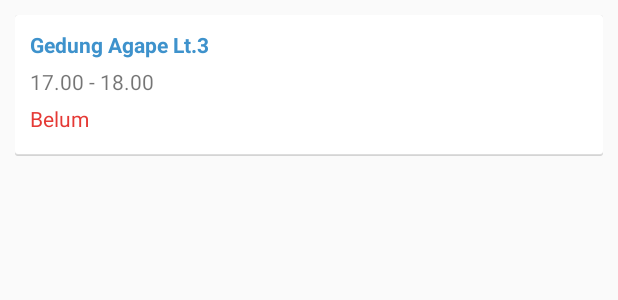
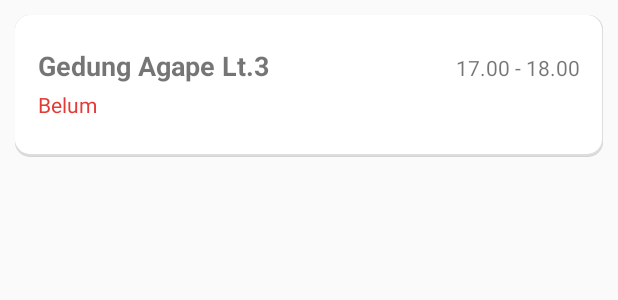
Before and after one commit to Ordinal43/patrol-system-app, an Android app: the layout item_schedule.xml on its own in the app's theme, with its tools: preview values and no code run, on a phone screen of 412 x 824 dp. Shown: the top 300 px of the screen. Run offline under Robolectric (Android 15) with nearby library versions, the phone set to English and light mode, and no system bars.

Commit message:
Changed schedule properties according to API specs + style changes

```diff
--- a/app/src/main/res/drawable/card.xml
+++ b/app/src/main/res/drawable/card.xml
@@ -12,21 +12,21 @@
         <shape>
             <padding android:top="0dp" android:right="0.5dp" android:bottom="1dp" android:left="0.5dp" />
             <solid android:color="@color/card_shadow_1" />
-            <corners android:radius="2dp" />
+            <corners android:radius="10dp" />
         </shape>
     </item>
     <item>
         <shape>
-            <padding android:top="0dp" android:right="0.5dp" android:bottom="1dp" android:left="0.5dp" />
+            <padding android:top="0dp" android:right="1dp" android:bottom="1.5dp" android:left="0.5dp" />
             <solid android:color="@color/card_shadow_2" />
-            <corners android:radius="2dp" />
+            <corners android:radius="10dp" />
         </shape>
     </item>
     <!-- Background -->
     <item>
         <shape >
             <solid android:color="@color/card_background" />
-            <corners android:radius="2dp" />
+            <corners android:radius="10dp" />
         </shape>
     </item>
 
--- a/app/src/main/res/layout/item_schedule.xml
+++ b/app/src/main/res/layout/item_schedule.xml
@@ -4,23 +4,35 @@
     android:layout_height="wrap_content"
     android:background="@drawable/card"
     android:orientation="vertical"
-    android:padding="20dp">
+    android:paddingHorizontal="25dp"
+    android:paddingVertical="30dp">
+
+    <LinearLayout
+        android:id="@+id/linearLayout2"
+        android:layout_width="fill_parent"
+        android:layout_height="wrap_content"
+        android:orientation="horizontal">
 
         <TextView
             android:id="@+id/txtRoom"
+            android:layout_weight="1"
             android:layout_width="wrap_content"
             android:layout_height="wrap_content"
             android:layout_marginEnd="5dp"
             android:text="Gedung Agape Lt.3"
-        android:textColor="@color/colorPrimary"
+            android:textSize="18sp"
             android:textStyle="bold" />
 
         <TextView
             android:id="@+id/txtTime"
-        android:layout_width="match_parent"
+            android:layout_weight="1"
+            android:layout_width="wrap_content"
             android:layout_height="wrap_content"
             android:paddingTop="5dp"
-        android:text="17.00 - 18.00" />
+            android:text="17.00 - 18.00"
+            android:textAlignment="textEnd" />
+
+    </LinearLayout>
 
     <TextView
         android:id="@+id/txtStatus"
```
Also changed, not shown: app/src/main/java/com/patrolsystemapp/Model/Schedule.java (+7 -7 lines), app/src/main/java/com/patrolsystemapp/ScheduleAdapter.java (+10 -8 lines). Lines whose indentation alone changed are shown as unchanged.
